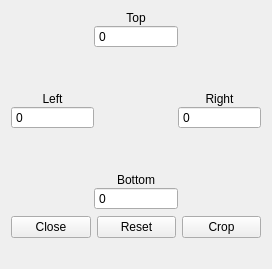
The window that src/gui/ui/cropdialog.ui (nisemono0/AniStitch) describes before a commit, drawn with Qt 5.
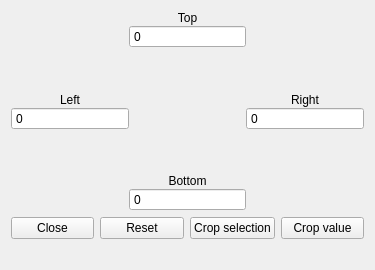
The same window after the commit.

Commit message: Add the ability to crop the images using selection * Select points to create a polygon * The created polygon is used to crop parts of the image

Patch:
```diff
--- a/src/gui/ui/cropdialog.ui
+++ b/src/gui/ui/cropdialog.ui
@@ -6,20 +6,20 @@
    <rect>
     <x>0</x>
     <y>0</y>
-    <width>272</width>
-    <height>269</height>
+    <width>375</width>
+    <height>270</height>
    </rect>
   </property>
   <property name="minimumSize">
    <size>
-    <width>272</width>
-    <height>269</height>
+    <width>375</width>
+    <height>270</height>
    </size>
   </property>
   <property name="maximumSize">
    <size>
-    <width>272</width>
-    <height>269</height>
+    <width>375</width>
+    <height>270</height>
    </size>
   </property>
   <property name="windowTitle">
@@ -220,7 +220,20 @@
         <string>Crop selected images</string>
        </property>
        <property name="text">
-        <string>Crop</string>
+        <string>Crop selection</string>
+       </property>
+      </widget>
+     </item>
+     <item>
+      <widget class="QPushButton" name="pushButtonCropValue">
+       <property name="focusPolicy">
+        <enum>Qt::FocusPolicy::NoFocus</enum>
+       </property>
+       <property name="statusTip">
+        <string>Crop selected image(s) using set values</string>
+       </property>
+       <property name="text">
+        <string>Crop value</string>
        </property>
       </widget>
      </item>
```
Left out of the diff: 4 changed lines with no effect on the pictures. The commit also changes 13 other files.
